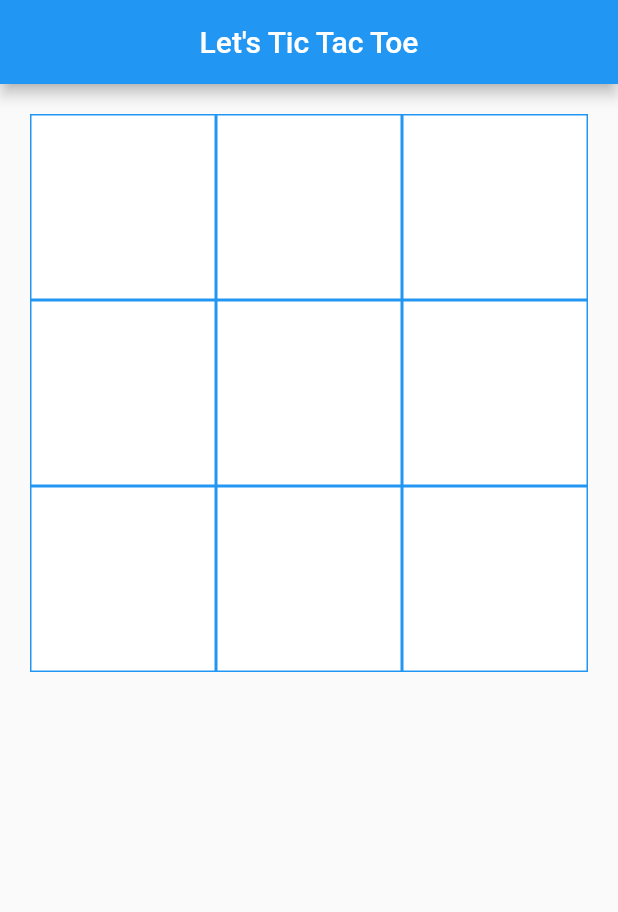
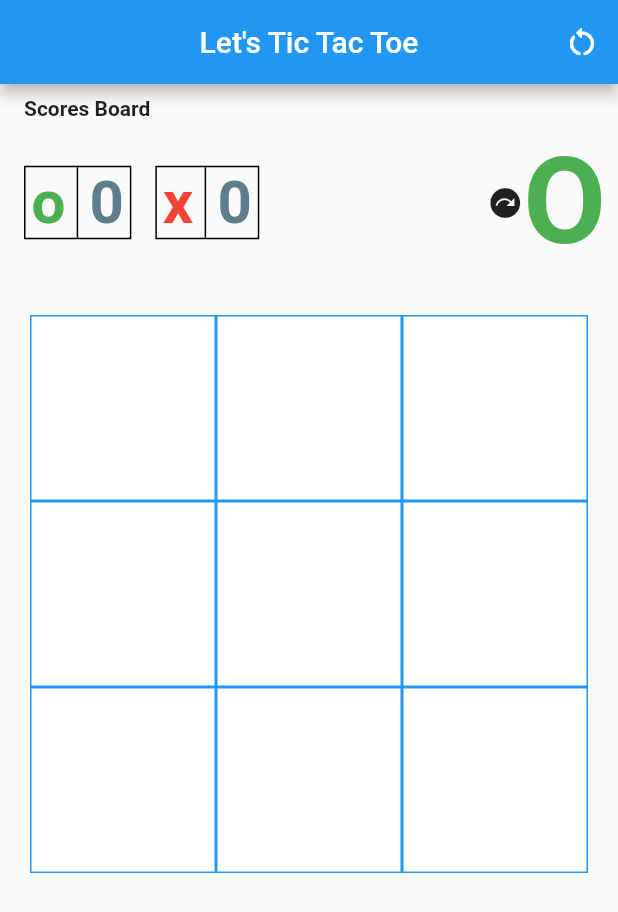
Before and after one commit to Bavon101/tic_tac_toe, a Flutter app: the screen it shows after launch, on a phone screen of 412 x 824 dp. Shown: the top 912 px of the screen. Run offline on Flutter 3.47's test engine with Material 2 defaults, Android fonts, the phone set to English and light mode, and no system bars.

Commit message:
Add the score_box to the GameHome to render playes scores

```diff
--- a/lib/src/pages/home_page.dart
+++ b/lib/src/pages/home_page.dart
@@ -1,6 +1,7 @@
 import 'package:flutter/material.dart';
 
 import '../widgets/board_tile.dart';
+import '../widgets/score_box.dart';
 
 class GameHome extends StatefulWidget {
   const GameHome({Key? key}) : super(key: key);
@@ -34,8 +35,53 @@ class _GameHomeState extends State<GameHome> {
       appBar: AppBar(
         title: const Text('Let\'s Tic Tac Toe'),
         centerTitle: true,
+        actions: [
+            IconButton(
+              tooltip: 'restart',
+              onPressed: () {
+                ScaffoldMessenger.of(context).showSnackBar(SnackBar(
+                    action: SnackBarAction(
+                        label: 'YES',
+                        onPressed: () => {}),
+                    content: const Text(
+                        'Are you sure you want another genesis?\n[Ignore for continuum]')));
+              },
+              icon: const Icon(Icons.restart_alt_rounded))
+        ],
       ),
-      body: GridView.count(
+      body: Column(
+        children: [
+                    const Align(
+            alignment: Alignment.bottomLeft,
+            child: Padding(
+              padding: EdgeInsets.only(
+                left: 16,
+                top: 8,
+              ),
+              child: Text(
+                "Scores Board",
+                style: TextStyle(fontWeight: FontWeight.bold),
+              ),
+            ),
+          ),
+          Padding(
+            padding: const EdgeInsets.all(8.0),
+            child: Row(
+              children: [
+                ScoreBox(player: 'o', score: _playerOscores),
+                ScoreBox(player: 'x', score: _playerXScores),
+                const Spacer(),
+                const Tooltip(
+                    message: 'player', child: Icon(Icons.next_plan_rounded)),
+                Text(
+                  _nextPlayer.toUpperCase(),
+                  style: _style(),
+                ),
+              ],
+            ),
+          ),
+          Expanded(
+            child: GridView.count(
               primary: false,
               padding: const EdgeInsets.all(20),
               crossAxisSpacing: 0,
@@ -48,6 +94,17 @@ class _GameHomeState extends State<GameHome> {
                       active: _moves[i].isEmpty && _active,
                       onTap: () => {})),
             ),
+          ),
+        ],
+      ),
     );
   }
+
+  /// Player's text style, displayed in different color as per the current player
+    TextStyle _style() {
+    return TextStyle(
+        color: _nextPlayer == 'o' ? Colors.green : Colors.red,
+        fontWeight: FontWeight.bold,
+        fontSize: 80);
   }
+}
```
Lines whose indentation alone changed are shown as unchanged.
